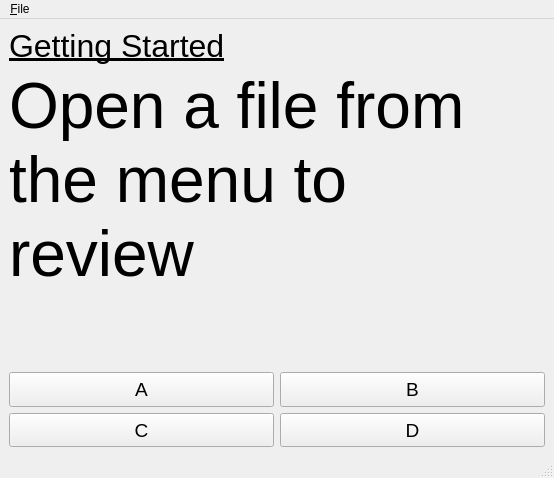
hk0i/lyngo, file drillbit/drillbit/ui/drillbit.ui: the form before one commit.
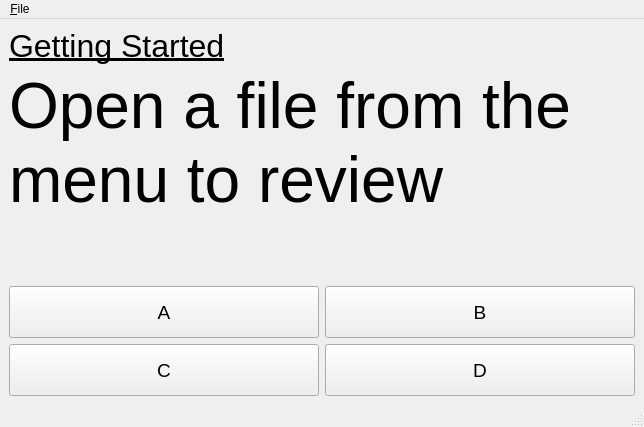
The form after the commit.

Diff of the .ui file:
```diff
--- a/drillbit/drillbit/ui/drillbit.ui
+++ b/drillbit/drillbit/ui/drillbit.ui
@@ -6,13 +6,19 @@
    <rect>
     <x>0</x>
     <y>0</y>
-    <width>554</width>
-    <height>478</height>
+    <width>644</width>
+    <height>427</height>
    </rect>
   </property>
   <property name="windowTitle">
    <string>Lyngo Drillbit</string>
   </property>
+  <property name="styleSheet">
+   <string notr="true">QPushButton {
+	min-height: 50px;
+	max-height: 50px;
+}</string>
+  </property>
   <widget class="QWidget" name="centralwidget">
    <layout class="QVBoxLayout" name="verticalLayout">
     <item>
@@ -81,6 +87,12 @@
           <verstretch>0</verstretch>
          </sizepolicy>
         </property>
+        <property name="minimumSize">
+         <size>
+          <width>0</width>
+          <height>50</height>
+         </size>
+        </property>
         <property name="font">
          <font>
           <pointsize>14</pointsize>
@@ -166,7 +178,7 @@
     <rect>
      <x>0</x>
      <y>0</y>
-     <width>554</width>
+     <width>644</width>
      <height>23</height>
     </rect>
    </property>
```
